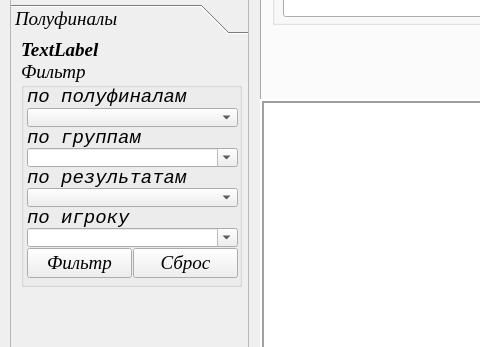
Above: UI/main_window.ui from Kaspar0810/Competitions_TT_SQL before the change; both pictures show x 0 to 480 and y 151 to 498 of the 1359 by 798 pixel window. Below: the same form after it.
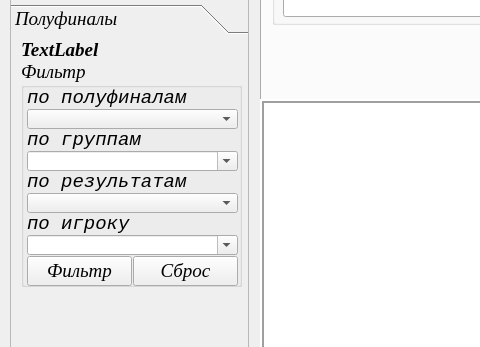
That is the form after the change. The open tabs and pages were chosen to show the change.

The edit to the form file:
```diff
--- a/UI/main_window.ui
+++ b/UI/main_window.ui
@@ -4587,13 +4587,13 @@
       <property name="title">
        <string>Фильтр</string>
       </property>
-      <widget class="QWidget" name="">
+      <widget class="QWidget" name="layoutWidget">
        <property name="geometry">
         <rect>
          <x>6</x>
          <y>27</y>
          <width>211</width>
-         <height>191</height>
+         <height>199</height>
         </rect>
        </property>
        <layout class="QVBoxLayout" name="verticalLayout_13">
```
Left out of the diff: 8 changed lines with no effect on the pictures.
